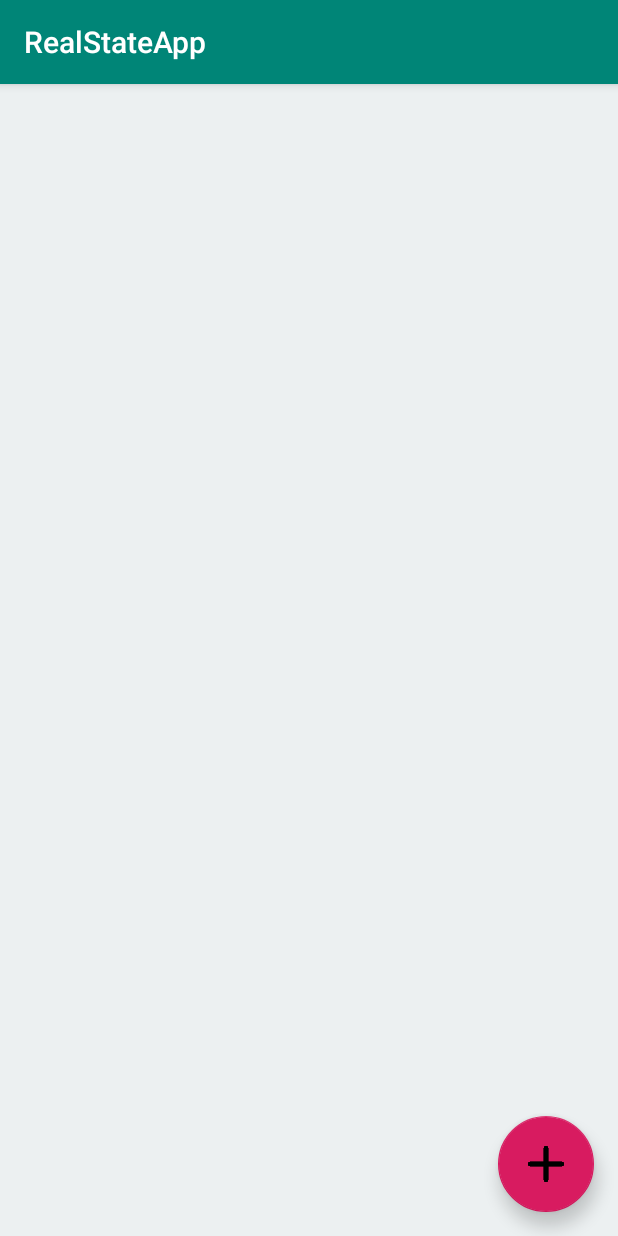
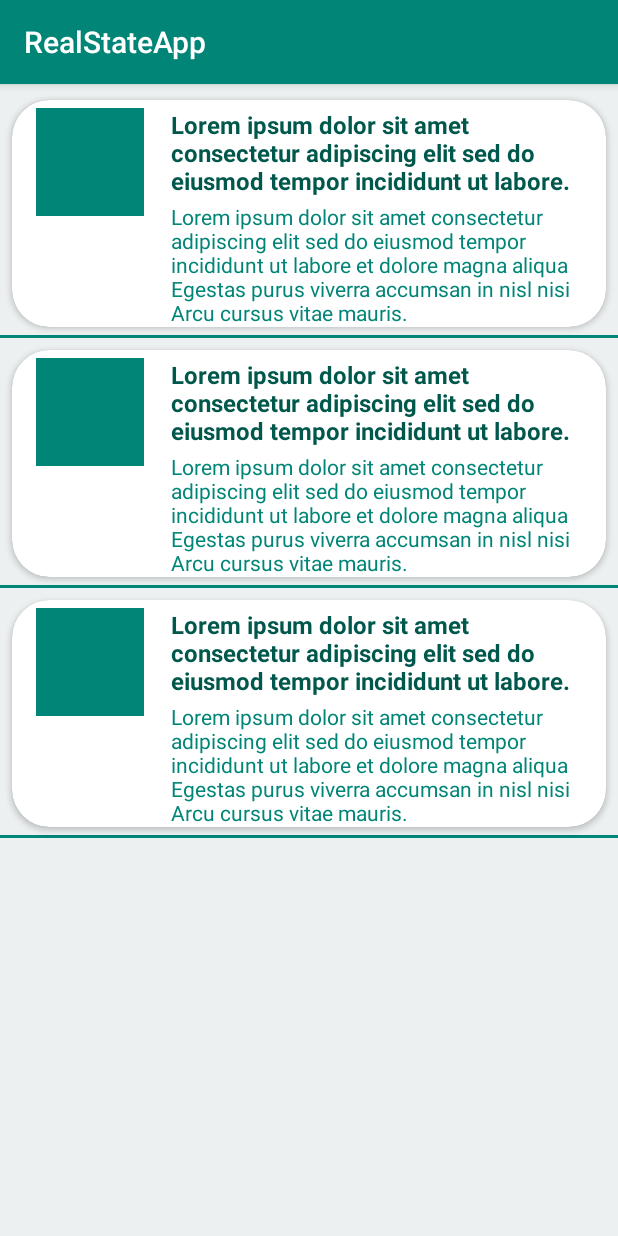
Before and after one commit to Parsa-Mah/RealStateApp, an Android app: the screen it shows after launch (MainActivity), on a phone screen of 412 x 824 dp. Run offline under Robolectric (Android 15) with nearby library versions, the phone set to English and light mode, and no system bars.

Commit message:
recyclerview is working now. recyclerview setOnClick worked

```diff
--- a/app/src/main/java/com/example/realstate/MainActivity.java
+++ b/app/src/main/java/com/example/realstate/MainActivity.java
@@ -1,14 +1,12 @@
 package com.example.realstate;
 
 import android.os.Bundle;
-
 import androidx.appcompat.app.AppCompatActivity;
 import androidx.recyclerview.widget.DefaultItemAnimator;
 import androidx.recyclerview.widget.LinearLayoutManager;
 import androidx.recyclerview.widget.RecyclerView;
 import com.example.realstate.adapters.LocationAdapter;
 import com.example.realstate.models.Location;
-
 import java.util.ArrayList;
 import java.util.List;
 
--- a/app/src/main/res/layout/activity_main.xml
+++ b/app/src/main/res/layout/activity_main.xml
@@ -8,21 +8,13 @@
     tools:context=".MainActivity">
     <FrameLayout
         android:layout_width="match_parent"
-        android:layout_height="match_parent"
+        android:layout_height="wrap_content"
         app:layout_constraintStart_toStartOf="parent"
         app:layout_constraintTop_toTopOf="parent"
         app:layout_constraintBottom_toBottomOf="parent"
+        android:visibility="visible"
+        app:layout_constraintVertical_bias="0.01"
         app:layout_constraintEnd_toEndOf="parent">
-        <androidx.recyclerview.widget.RecyclerView
-            android:id="@+id/rc_location"
-            android:layout_width="0dp"
-            android:layout_height="0dp"
-            app:layout_constraintBottom_toBottomOf="parent"
-            app:layout_constraintEnd_toEndOf="parent"
-            app:layout_constraintStart_toStartOf="parent"
-            app:layout_constraintTop_toTopOf="parent"
-            android:visibility="visible"
-           />
         <androidx.appcompat.widget.AppCompatTextView
             android:id="@+id/tv_empty"
             style="@style/TitleStyle"
@@ -37,12 +29,22 @@
             android:textSize="18sp"
             android:visibility="gone"
             />
+        <androidx.recyclerview.widget.RecyclerView
+            android:id="@+id/rc_location"
+            android:layout_width="match_parent"
+            android:layout_height="wrap_content"
+            app:layout_constraintBottom_toBottomOf="parent"
+            app:layout_constraintEnd_toEndOf="parent"
+            app:layout_constraintStart_toStartOf="parent"
+            app:layout_constraintTop_toTopOf="parent"
+            android:visibility="visible"
+            />
 
 
     </FrameLayout>
 
 
-
+<!--
     <com.google.android.material.floatingactionbutton.FloatingActionButton
         android:id="@+id/floatingActionButton"
         android:layout_width="wrap_content"
@@ -61,5 +63,6 @@
         app:layout_constraintStart_toStartOf="parent"
         app:layout_constraintTop_toTopOf="parent"
         app:layout_constraintVertical_bias="1" />
+    -->
 
 </androidx.constraintlayout.widget.ConstraintLayout>
--- a/app/src/main/res/layout/location_row.xml
+++ b/app/src/main/res/layout/location_row.xml
@@ -18,21 +18,27 @@
         app:layout_constraintEnd_toEndOf="parent"
         app:layout_constraintStart_toStartOf="parent"
         app:layout_constraintTop_toTopOf="parent">
+
         <androidx.constraintlayout.widget.ConstraintLayout
+            android:id="@+id/cl"
             android:layout_width="match_parent"
-            android:layout_height="match_parent">
+            android:layout_height="wrap_content"
+            app:layout_constraintEnd_toEndOf="parent"
+            app:layout_constraintStart_toStartOf="parent"
+            app:layout_constraintBottom_toBottomOf="parent"
+            app:layout_constraintTop_toTopOf="parent">
 
             <androidx.appcompat.widget.AppCompatTextView
                 android:id="@+id/tv_title"
                 style="@style/TitleStyle"
                 android:layout_width="0dp"
                 android:layout_height="wrap_content"
+                android:layout_marginStart="10dp"
+                android:maxLines="3"
+                android:minLines="1"
+                app:layout_constraintEnd_toEndOf="parent"
+                app:layout_constraintStart_toEndOf="@id/imgv_avatar"
                 app:layout_constraintTop_toTopOf="@id/imgv_avatar"
-                app:layout_constraintStart_toEndOf="@id/imgv_avatar"
-                app:layout_constraintEnd_toEndOf="parent"
-                android:layout_marginStart="10dp"
-                android:minLines="1"
-                android:maxLines="3"
                 tools:text="Lorem ipsum dolor sit." />
 
             <androidx.appcompat.widget.AppCompatTextView
@@ -41,21 +47,21 @@
                 android:layout_width="0dp"
                 android:layout_height="wrap_content"
                 android:layout_marginTop="3dp"
+                app:layout_constraintEnd_toEndOf="parent"
                 app:layout_constraintStart_toStartOf="@id/tv_title"
-                app:layout_constraintEnd_toEndOf="parent"
                 app:layout_constraintTop_toBottomOf="@id/tv_title"
                 tools:text="Lorem ipsum dolor sit amet consectetur adipiscing elit sed do eiusmod tempor incididunt ut labore et dolore magna aliqua Egestas purus viverra accumsan in nisl nisi Arcu cursus vitae mauris." />
+
             <androidx.appcompat.widget.AppCompatImageView
                 android:id="@+id/imgv_avatar"
                 android:layout_width="72dp"
                 android:layout_height="72dp"
                 android:layout_marginTop="5dp"
+                app:layout_constraintEnd_toEndOf="parent"
+                app:layout_constraintHorizontal_bias="0.05"
+                app:layout_constraintStart_toStartOf="parent"
                 app:layout_constraintTop_toTopOf="parent"
-                app:layout_constraintStart_toStartOf="parent"
-                app:layout_constraintHorizontal_bias="0.05"
-                app:layout_constraintEnd_toEndOf="parent"
-                app:srcCompat="@color/colorPrimary"
-                />
+                app:srcCompat="@color/colorPrimary" />
 
         </androidx.constraintlayout.widget.ConstraintLayout>
 
```
Also changed, not shown: app/src/main/java/com/example/realstate/adapters/LocationAdapter.java (+18 -9 lines).
